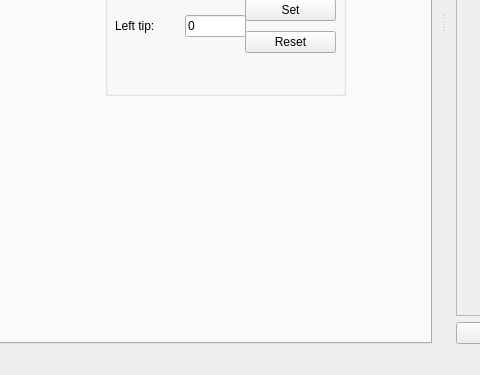
The window that pap_gui/ui/main_window.ui (JohanVer/PAP2015) describes before a commit, drawn with Qt 5; both pictures show x 706 to 1186 and y 329 to 704 of the 1478 by 704 pixel window.
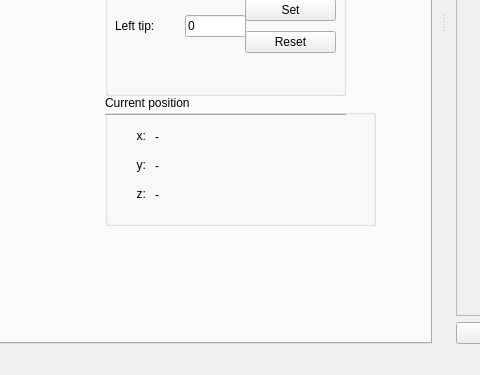
The same window after the commit. The open tabs and pages were chosen to show the change. Icons and pictures are not drawn. Custom widgets are drawn as their Qt base class.

Patch:
```diff
--- a/pap_gui/ui/main_window.ui
+++ b/pap_gui/ui/main_window.ui
@@ -1789,6 +1789,107 @@
          </layout>
         </widget>
        </widget>
+       <widget class="QGroupBox" name="groupBox_18">
+        <property name="geometry">
+         <rect>
+          <x>800</x>
+          <y>370</y>
+          <width>271</width>
+          <height>131</height>
+         </rect>
+        </property>
+        <property name="title">
+         <string>Current position</string>
+        </property>
+        <widget class="QWidget" name="verticalLayoutWidget_25">
+         <property name="geometry">
+          <rect>
+           <x>50</x>
+           <y>30</y>
+           <width>101</width>
+           <height>81</height>
+          </rect>
+         </property>
+         <layout class="QVBoxLayout" name="verticalLayout_46">
+          <item>
+           <widget class="QLabel" name="label_posX">
+            <property name="text">
+             <string>-</string>
+            </property>
+           </widget>
+          </item>
+          <item>
+           <widget class="QLabel" name="label_posY">
+            <property name="text">
+             <string>-</string>
+            </property>
+           </widget>
+          </item>
+          <item>
+           <widget class="QLabel" name="label_posZ">
+            <property name="text">
+             <string>-</string>
+            </property>
+           </widget>
+          </item>
+         </layout>
+        </widget>
+        <widget class="QWidget" name="verticalLayoutWidget_24">
+         <property name="geometry">
+          <rect>
+           <x>10</x>
+           <y>29</y>
+           <width>31</width>
+           <height>81</height>
+          </rect>
+         </property>
+         <layout class="QVBoxLayout" name="verticalLayout_36">
+          <item>
+           <widget class="QLabel" name="label_posXlab">
+            <property name="text">
+             <string>x:</string>
+            </property>
+            <property name="alignment">
+             <set>Qt::AlignRight|Qt::AlignTrailing|Qt::AlignVCenter</set>
+            </property>
+           </widget>
+          </item>
+          <item>
+           <widget class="QLabel" name="label_posYlab">
+            <property name="text">
+             <string>y:</string>
+            </property>
+            <property name="alignment">
+             <set>Qt::AlignRight|Qt::AlignTrailing|Qt::AlignVCenter</set>
+            </property>
+           </widget>
+          </item>
+          <item>
+           <widget class="QLabel" name="label_13">
+            <property name="text">
+             <string>z:</string>
+            </property>
+            <property name="alignment">
+             <set>Qt::AlignRight|Qt::AlignTrailing|Qt::AlignVCenter</set>
+            </property>
+           </widget>
+          </item>
+         </layout>
+        </widget>
+        <widget class="Line" name="line_21">
+         <property name="geometry">
+          <rect>
+           <x>0</x>
+           <y>10</y>
+           <width>241</width>
+           <height>20</height>
+          </rect>
+         </property>
+         <property name="orientation">
+          <enum>Qt::Horizontal</enum>
+         </property>
+        </widget>
+       </widget>
       </widget>
       <widget class="QWidget" name="ComponentPlacement">
        <attribute name="title">
```
Left out of the diff: 17 changed lines with no effect on the pictures.
